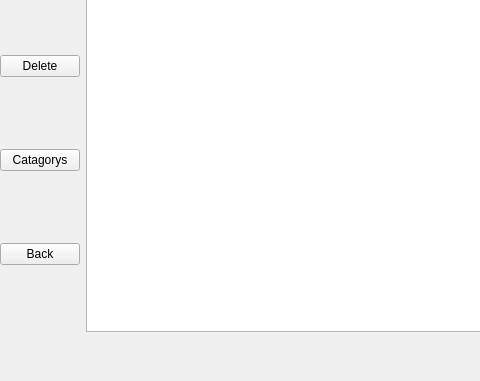
Before: the Qt Designer form CS106_QT_APP/UI_files/bookdata.ui in jazman43/CS106_QT6_APP, drawn with Qt 5; both pictures show x 0 to 480 and y 219 to 600 of the 800 by 600 pixel window.
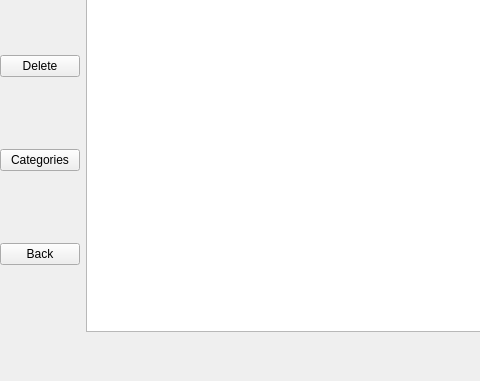
After: the same form once the commit is applied.

Diff of the .ui file:
```diff
--- a/CS106_QT_APP/UI_files/bookdata.ui
+++ b/CS106_QT_APP/UI_files/bookdata.ui
@@ -62,7 +62,7 @@
          <item>
           <widget class="QPushButton" name="pushButton_Catagoryes">
            <property name="text">
-            <string>Catagorys</string>
+            <string>Categories</string>
            </property>
           </widget>
          </item>
```
Left out of the diff: 2 changed lines with no effect on the pictures.
